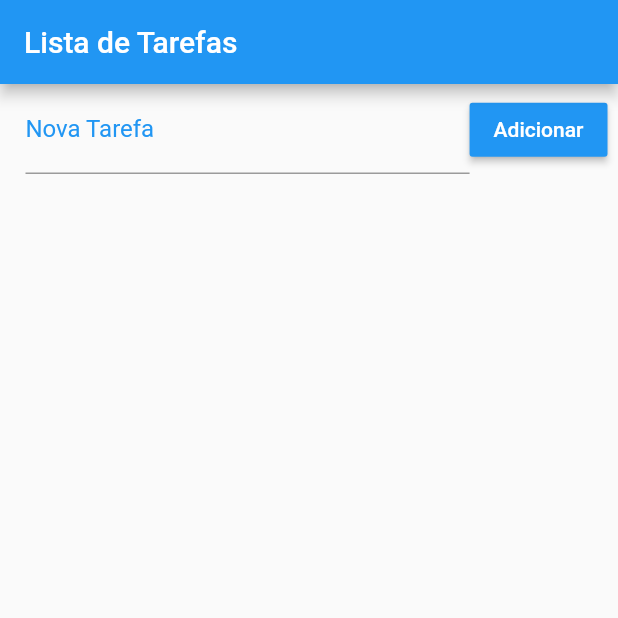
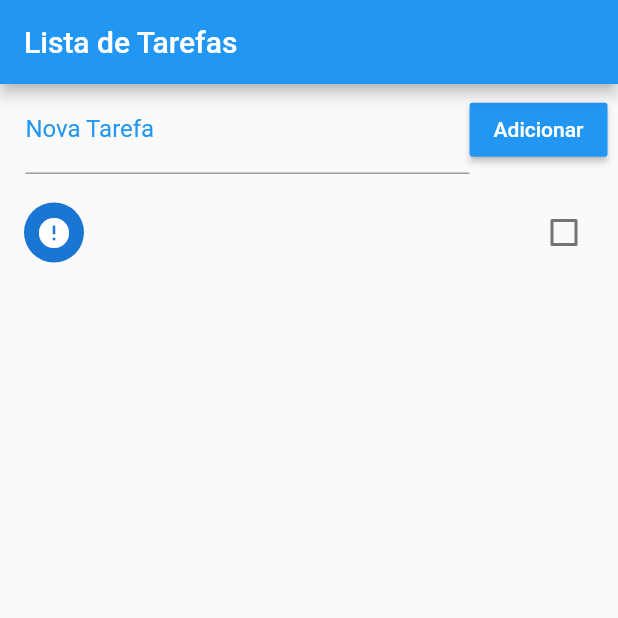
Before and after one commit to jailtonmonteiro/lista_de_tarefas, a Flutter app: the screen it shows after launch, after a tap on "Adicionar", on a phone screen of 412 x 824 dp, the top half of it. Run offline on Flutter 3.47's test engine with Material 2 defaults, Android fonts, the phone set to English and light mode, and no system bars.

Commit message:
Adding items to the list

```diff
--- a/lib/main.dart
+++ b/lib/main.dart
@@ -17,7 +17,19 @@ class Home extends StatefulWidget {
 }
 
 class _HomeState extends State<Home> {
+  final _toDoControler = TextEditingController();
+
   List _toDoList = [];
+
+  void _addToDo() {
+    setState(() {
+      Map<String, dynamic> newToDo = Map();
+      newToDo["title"] = _toDoControler.text;
+      _toDoControler.text = "";
+      newToDo["done"] = false;
+      _toDoList.add(newToDo);
+    });
+  }
 
   //returns used file
   Future<File> _getFile() async {
@@ -58,6 +70,7 @@ class _HomeState extends State<Home> {
               children: [
                 Expanded(
                   child: TextField(
+                    controller: _toDoControler,
                     decoration: InputDecoration(
                         labelText: "Nova Tarefa",
                         labelStyle: TextStyle(color: Colors.blue)),
@@ -67,7 +80,7 @@ class _HomeState extends State<Home> {
                   color: Colors.blue,
                   child: Text("Adicionar"),
                   textColor: Colors.white,
-                  onPressed: () {},
+                  onPressed: _addToDo,
                 )
               ],
             ),
@@ -78,13 +91,18 @@ class _HomeState extends State<Home> {
                   itemCount: _toDoList.length,
                   itemBuilder: (context, index) {
                     return CheckboxListTile(
-                      title: Text(_toDoList[index]),
+                      title: Text(_toDoList[index]["title"]),
                       value: _toDoList[index]["done"],
                       secondary: CircleAvatar(
-                        child: Icon(_toDoList[index]["title"]
+                        child: Icon(_toDoList[index]["done"]
                             ? Icons.check
                             : Icons.error),
                       ),
+                      onChanged: (value) {
+                        setState(() {
+                          _toDoList[index]["done"] = value;
+                        });
+                      },
                     );
                   }))
         ],
```
